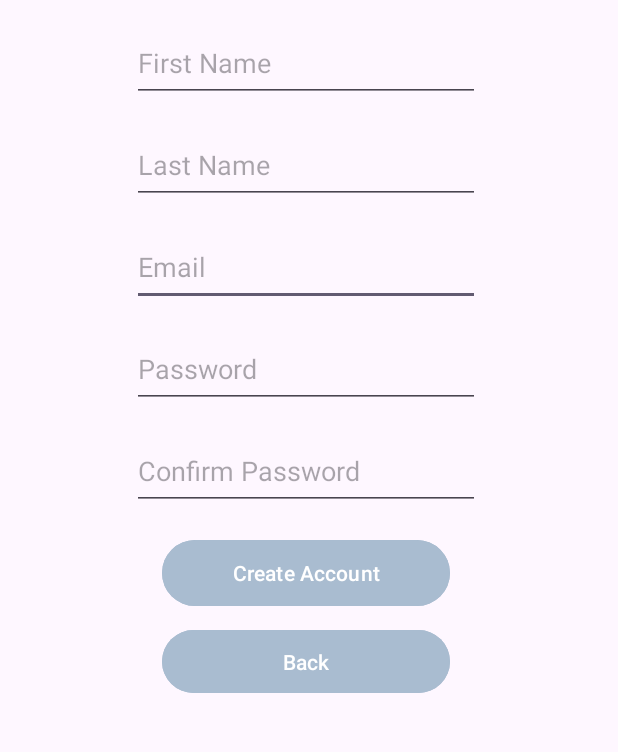
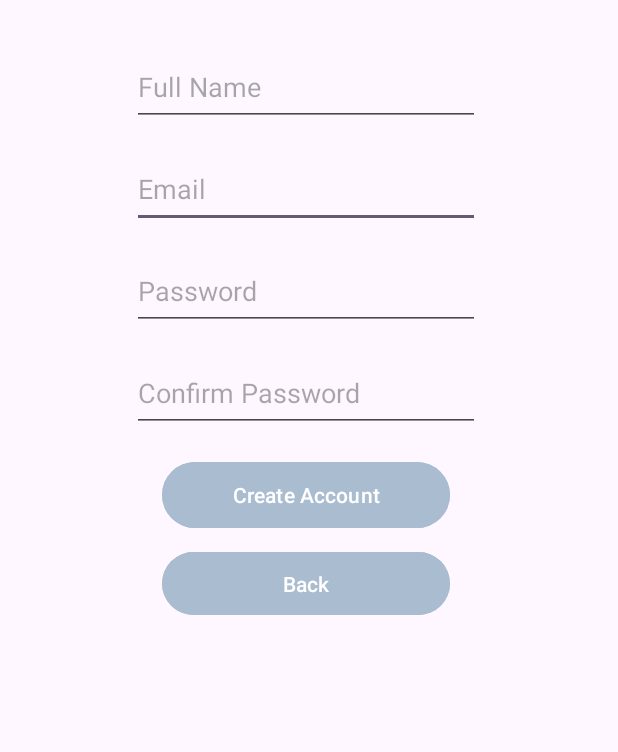
Before and after one commit to KrishnaManamohan/B07FinalProject, an Android app: the CreateUserActivity screen opened directly, with no data from a screen before it, after a tap on "Create Account", on a phone screen of 412 x 824 dp, the part 409-1161 px from its top. Run offline under Robolectric (Android 15) with nearby library versions, the phone set to English and light mode, and no system bars; our stand-ins replace Firebase (no records; nobody signed in at launch, a user with empty details on screens opened directly).

Commit message:
Minor Changes

```diff
--- a/app/src/main/java/com/example/planetzeapp/CreateUserActivity.java
+++ b/app/src/main/java/com/example/planetzeapp/CreateUserActivity.java
@@ -17,7 +17,7 @@ import com.google.firebase.auth.FirebaseUser;
 
 public class CreateUserActivity extends AppCompatActivity {
 
-    private EditText usernameEditText, passwordEditText, usersFirstName, usersLastName;
+    private EditText usernameEditText, passwordEditText, usersFullName;
     private Button loginButton;
     private FirebaseAuth firebaseAuth;
 
@@ -38,8 +38,7 @@ public class CreateUserActivity extends AppCompatActivity {
         // Bind UI elements
         usernameEditText = findViewById(R.id.usernameEditText);
         passwordEditText = findViewById(R.id.passwordEditText);
-        usersFirstName =findViewById(R.id.userFirstName);
-        usersLastName = findViewById(R.id.userLastName);
+        usersFullName = findViewById(R.id.userFullName);
         loginButton = findViewById(R.id.LoginButton);
 
         // Set button listener
@@ -55,8 +54,7 @@ public class CreateUserActivity extends AppCompatActivity {
     private void validateLogin() {
         String username = usernameEditText.getText().toString().trim();
         String password = passwordEditText.getText().toString().trim();
-        String firstName = usersFirstName.getText().toString().trim();
-        String lastName = usersLastName.getText().toString().trim();
+        String lastName = usersFullName.getText().toString().trim();
 
         if (username.isEmpty() || password.isEmpty()) {
             Toast.makeText(this, "Please fill in both fields", Toast.LENGTH_SHORT).show();
--- a/app/src/main/res/layout/activity_create_user.xml
+++ b/app/src/main/res/layout/activity_create_user.xml
@@ -51,7 +51,7 @@
             android:imeOptions="actionDone"
             android:inputType="text"
             app:layout_constraintStart_toStartOf="parent"
-            app:layout_constraintTop_toBottomOf="@+id/userLastName" />
+            app:layout_constraintTop_toBottomOf="@+id/userFullName" />
 
         <EditText
             android:id="@+id/passwordEditText"
@@ -90,24 +90,12 @@
             app:layout_constraintTop_toBottomOf="@+id/confirmPassword" />
 
         <EditText
-            android:id="@+id/userLastName"
+            android:id="@+id/userFullName"
             android:layout_width="232dp"
             android:layout_height="52dp"
             android:layout_marginStart="88dp"
-            android:layout_marginTop="16dp"
-            android:hint="Last Name"
-            android:imeOptions="actionDone"
-            android:inputType="text"
-            app:layout_constraintStart_toStartOf="parent"
-            app:layout_constraintTop_toBottomOf="@+id/userFirstName" />
-
-        <EditText
-            android:id="@+id/userFirstName"
-            android:layout_width="232dp"
-            android:layout_height="52dp"
-            android:layout_marginStart="88dp"
-            android:layout_marginTop="16dp"
-            android:hint="First Name"
+            android:layout_marginTop="32dp"
+            android:hint="Full Name"
             android:imeOptions="actionDone"
             android:inputType="text"
             app:layout_constraintStart_toStartOf="parent"
```
